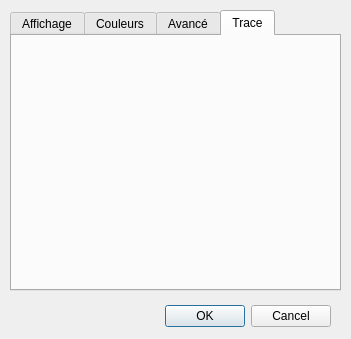
Qt form src/paramVLM.ui (nohal/qtVlm) before a commit.
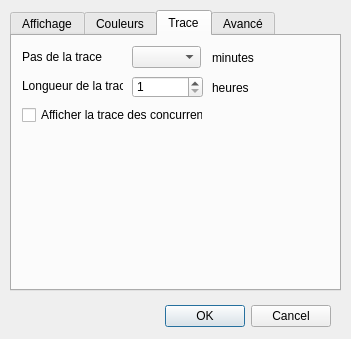
The same form after that commit. The open tabs and pages were chosen to show the change. Icons and pictures are not drawn.

Diff of the .ui file:
```diff
--- a/src/paramVLM.ui
+++ b/src/paramVLM.ui
@@ -43,7 +43,7 @@
     </rect>
    </property>
    <property name="currentIndex">
-    <number>3</number>
+    <number>0</number>
    </property>
    <widget class="QWidget" name="tab">
     <attribute name="title">
@@ -164,13 +164,13 @@
     <attribute name="title">
      <string>Couleurs</string>
     </attribute>
-    <widget class="QWidget" name="layoutWidget">
+    <widget class="QWidget" name="">
      <property name="geometry">
       <rect>
-       <x>20</x>
-       <y>20</y>
-       <width>221</width>
-       <height>171</height>
+       <x>21</x>
+       <y>24</y>
+       <width>201</width>
+       <height>120</height>
       </rect>
      </property>
      <layout class="QGridLayout" name="gridLayout">
@@ -270,33 +270,105 @@
         </property>
        </widget>
       </item>
-      <item row="4" column="0">
-       <widget class="QLabel" name="label_5">
-        <property name="text">
-         <string>Concurrents</string>
-        </property>
-       </widget>
-      </item>
-      <item row="4" column="1">
-       <widget class="QFrame" name="opp_frame">
-        <property name="frameShape">
-         <enum>QFrame::StyledPanel</enum>
-        </property>
-        <property name="frameShadow">
-         <enum>QFrame::Raised</enum>
-        </property>
-       </widget>
-      </item>
-      <item row="4" column="2">
-       <widget class="QPushButton" name="pushButton_3">
-        <property name="text">
-         <string>Changer</string>
-        </property>
-       </widget>
-      </item>
      </layout>
     </widget>
    </widget>
+   <widget class="QWidget" name="tab_4">
+    <attribute name="title">
+     <string>Trace</string>
+    </attribute>
+    <widget class="QLabel" name="label_9">
+     <property name="geometry">
+      <rect>
+       <x>10</x>
+       <y>10</y>
+       <width>81</width>
+       <height>21</height>
+      </rect>
+     </property>
+     <property name="text">
+      <string>Pas de la trace</string>
+     </property>
+    </widget>
+    <widget class="QLabel" name="label_10">
+     <property name="geometry">
+      <rect>
+       <x>10</x>
+       <y>42</y>
+       <width>101</width>
+       <height>16</height>
+      </rect>
+     </property>
+     <property name="text">
+      <string>Longueur de la trace</string>
+     </property>
+    </widget>
+    <widget class="QCheckBox" name="chk_oppTrace">
+     <property name="geometry">
+      <rect>
+       <x>10</x>
+       <y>70</y>
+       <width>181</width>
+       <height>18</height>
+      </rect>
+     </property>
+     <property name="text">
+      <string>Afficher la trace des concurrents</string>
+     </property>
+    </widget>
+    <widget class="QComboBox" name="trace_step">
+     <property name="geometry">
+      <rect>
+       <x>120</x>
+       <y>10</y>
+       <width>69</width>
+       <height>22</height>
+      </rect>
+     </property>
+    </widget>
+    <widget class="QSpinBox" name="trace_length">
+     <property name="geometry">
+      <rect>
+       <x>120</x>
+       <y>40</y>
+       <width>71</width>
+       <height>22</height>
+      </rect>
+     </property>
+     <property name="minimum">
+      <number>1</number>
+     </property>
+     <property name="maximum">
+      <number>24</number>
+     </property>
+    </widget>
+    <widget class="QLabel" name="label_11">
+     <property name="geometry">
+      <rect>
+       <x>200</x>
+       <y>15</y>
+       <width>46</width>
+       <height>14</height>
+      </rect>
+     </property>
+     <property name="text">
+      <string>minutes</string>
+     </property>
+    </widget>
+    <widget class="QLabel" name="label_12">
+     <property name="geometry">
+      <rect>
+       <x>200</x>
+       <y>45</y>
+       <width>46</width>
+       <height>14</height>
+      </rect>
+     </property>
+     <property name="text">
+      <string>heures</string>
+     </property>
+    </widget>
+   </widget>
    <widget class="QWidget" name="tab_3">
     <attribute name="title">
      <string>Avancé</string>
@@ -384,11 +456,6 @@
      </widget>
     </widget>
    </widget>
-   <widget class="QWidget" name="tab_4">
-    <attribute name="title">
-     <string>Trace</string>
-    </attribute>
-   </widget>
   </widget>
  </widget>
  <resources/>
```
Left out of the diff: 16 changed lines with no effect on the pictures.
